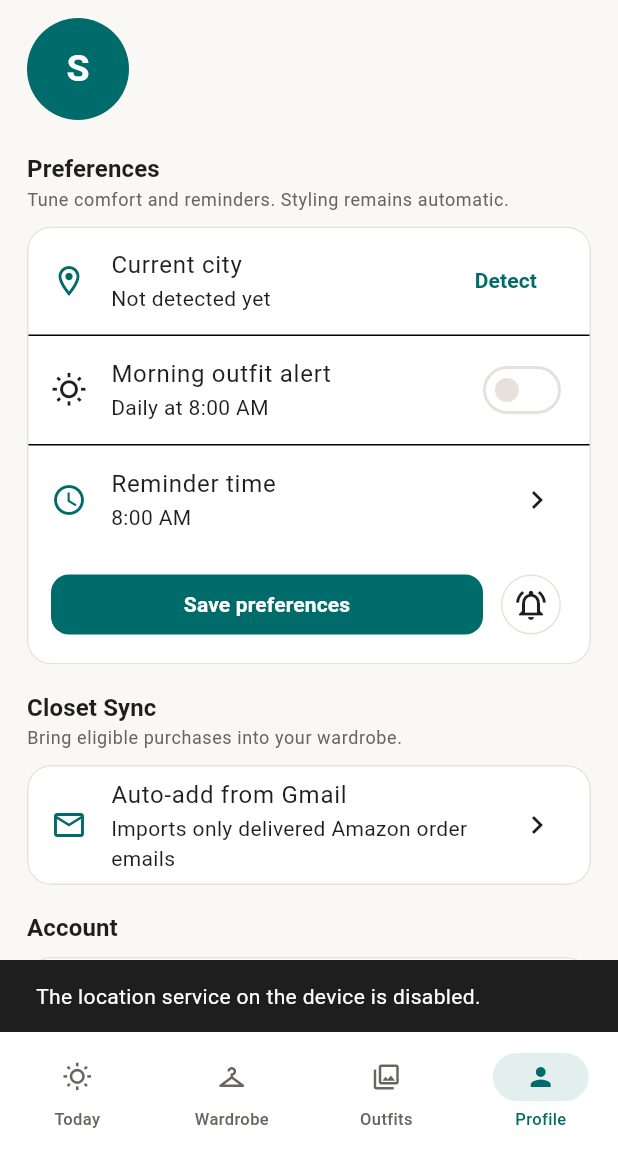
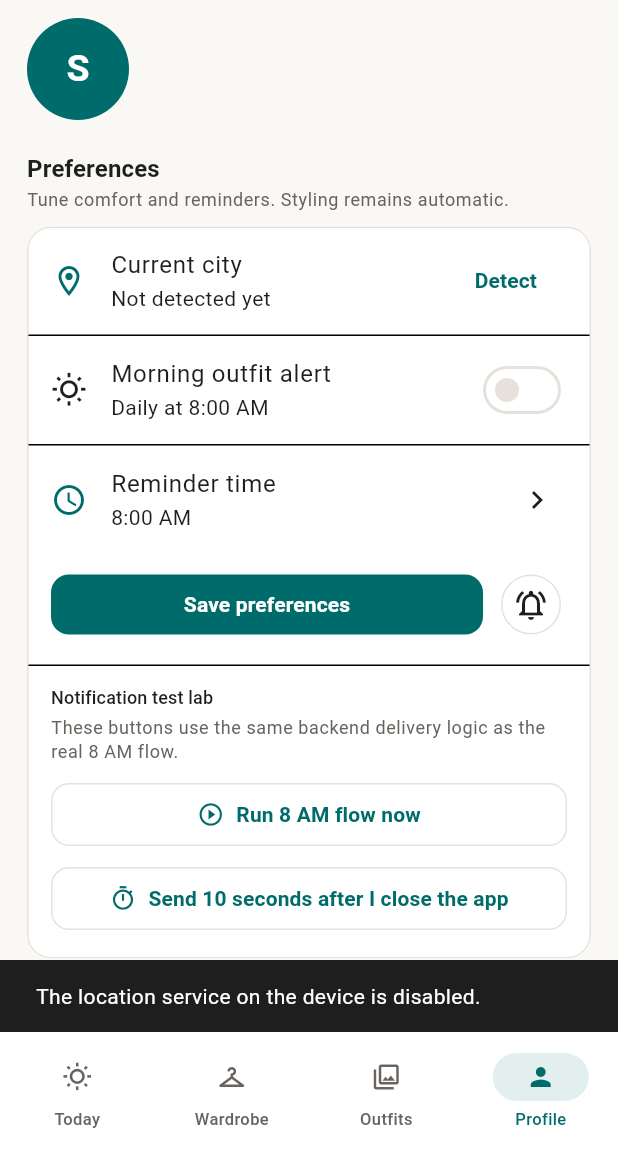
Before and after one commit to Rounaknyk/StyleStack-fe, a Flutter app: the HomeScreen screen opened directly, item 4 of the bottom bar chosen, on a phone screen of 412 x 824 dp, the part 84-1236 px from its top. Run offline on Flutter 3.47's test engine with Material 3 defaults, Android fonts, the phone set to English and light mode, and no system bars; our stand-ins replace firebase_auth, firebase_core, firebase_messaging, geocoding, geolocator, google_sign_in and 3 more; accounts and stored records are empty; network calls fail.

Commit message:
Add notification test lab controls

```diff
--- a/lib/providers/mvp_provider.dart
+++ b/lib/providers/mvp_provider.dart
@@ -249,6 +249,10 @@ class MvpProvider extends ChangeNotifier {
     }
   }
 
+  Future<Map<String, dynamic>> runNotificationSimulation(String simulation) {
+    return _api.runNotificationSimulation(simulation);
+  }
+
   void reset() {
     outfit = null;
     tomorrowOutfit = null;
--- a/lib/screens/profile_settings_view.dart
+++ b/lib/screens/profile_settings_view.dart
@@ -28,6 +28,8 @@ class _ProfileSettingsViewState extends State<ProfileSettingsView> {
   bool _seeded = false;
   bool _detectingLocation = false;
   bool _locationRequested = false;
+  bool _runningNotificationSimulation = false;
+  bool _schedulingNotificationSimulation = false;
 
   @override
   void initState() {
@@ -143,6 +145,58 @@ class _ProfileSettingsViewState extends State<ProfileSettingsView> {
       );
     } catch (_) {
       _message('Could not get a notification token on this device.');
+    }
+  }
+
+  Future<String?> _registerPushDevice() async {
+    final token = await NotificationService.requestToken();
+    if (token == null) return null;
+    await context.read<MvpProvider>().registerDevice(
+      token,
+      Platform.operatingSystem,
+    );
+    return token;
+  }
+
+  Future<void> _runMorningSimulation() async {
+    if (mounted) setState(() => _runningNotificationSimulation = true);
+    try {
+      final token = await _registerPushDevice();
+      if (token == null) {
+        _message('Allow notifications on this physical device first.');
+        return;
+      }
+      final result = await context.read<MvpProvider>().runNotificationSimulation(
+        'daily-outfit',
+      );
+      if (mounted) _message(result['detail']?.toString() ?? 'Morning flow ran.');
+    } catch (error) {
+      _message('Morning flow failed: ${error.toString()}');
+    } finally {
+      if (mounted) setState(() => _runningNotificationSimulation = false);
+    }
+  }
+
+  Future<void> _scheduleDelayedSimulation() async {
+    if (mounted) setState(() => _schedulingNotificationSimulation = true);
+    try {
+      final token = await _registerPushDevice();
+      if (token == null) {
+        _message('Allow notifications on this physical device first.');
+        return;
+      }
+      final result = await context.read<MvpProvider>().runNotificationSimulation(
+        'daily-outfit-delay',
+      );
+      if (mounted) {
+        _message(
+          '${result['detail'] ?? 'Notification scheduled.'} You can close the app now.',
+        );
+      }
+    } catch (error) {
+      _message('Delayed notification failed: ${error.toString()}');
+    } finally {
+      if (mounted) setState(() => _schedulingNotificationSimulation = false);
     }
   }
 
@@ -288,6 +342,50 @@ class _ProfileSettingsViewState extends State<ProfileSettingsView> {
                               child: CircularProgressIndicator(strokeWidth: 2),
                             )
                           : const Icon(Icons.notifications_active_outlined),
+                    ),
+                  ],
+                ),
+              ),
+              const Divider(height: 1),
+              Padding(
+                padding: const EdgeInsets.fromLTRB(16, 12, 16, 16),
+                child: Column(
+                  crossAxisAlignment: CrossAxisAlignment.stretch,
+                  children: [
+                    Text(
+                      'Notification test lab',
+                      style: Theme.of(context).textTheme.titleSmall,
+                    ),
+                    const SizedBox(height: 4),
+                    Text(
+                      'These buttons use the same backend delivery logic as the real 8 AM flow.',
+                      style: Theme.of(context).textTheme.bodySmall,
+                    ),
+                    const SizedBox(height: 10),
+                    OutlinedButton.icon(
+                      onPressed: _runningNotificationSimulation
+                          ? null
+                          : _runMorningSimulation,
+                      icon: _runningNotificationSimulation
+                          ? const SizedBox.square(
+                              dimension: 18,
+                              child: CircularProgressIndicator(strokeWidth: 2),
+                            )
+                          : const Icon(Icons.play_circle_outline),
+                      label: const Text('Run 8 AM flow now'),
+                    ),
+                    const SizedBox(height: 8),
+                    OutlinedButton.icon(
+                      onPressed: _schedulingNotificationSimulation
+                          ? null
+                          : _scheduleDelayedSimulation,
+                      icon: _schedulingNotificationSimulation
+                          ? const SizedBox.square(
+                              dimension: 18,
+                              child: CircularProgressIndicator(strokeWidth: 2),
+                            )
+                          : const Icon(Icons.timer_outlined),
+                      label: const Text('Send 10 seconds after I close the app'),
                     ),
                   ],
                 ),
```
